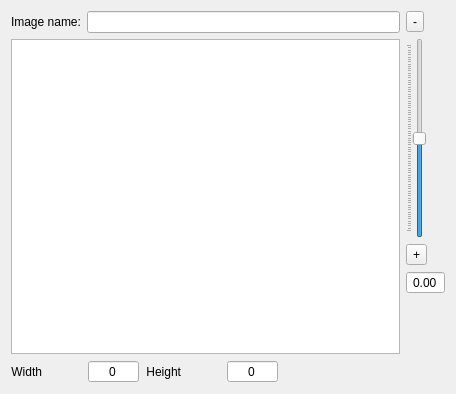
Qt form widgets/imagewidget.ui (gurmaaan/CancerAnalysis) before a commit.
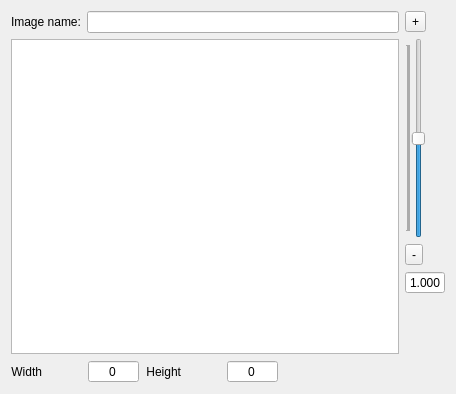
The same form after that commit. Icons and pictures are not drawn.

The edit to the form file:
```diff
--- a/widgets/imagewidget.ui
+++ b/widgets/imagewidget.ui
@@ -191,9 +191,15 @@
    <item>
     <layout class="QVBoxLayout" name="zoomVLayout">
      <item>
-      <widget class="QToolButton" name="zoomOutBtn">
+      <widget class="QToolButton" name="zoomInBtn">
+       <property name="sizePolicy">
+        <sizepolicy hsizetype="Fixed" vsizetype="Fixed">
+         <horstretch>0</horstretch>
+         <verstretch>0</verstretch>
+        </sizepolicy>
+       </property>
        <property name="text">
-        <string>-</string>
+        <string>+</string>
        </property>
        <property name="icon">
         <iconset resource="../sources.qrc">
@@ -219,10 +225,10 @@
         </size>
        </property>
        <property name="minimum">
-        <number>-400</number>
+        <number>0</number>
        </property>
        <property name="maximum">
-        <number>400</number>
+        <number>2000</number>
        </property>
        <property name="singleStep">
         <number>10</number>
@@ -230,6 +236,9 @@
        <property name="pageStep">
         <number>100</number>
        </property>
+       <property name="value">
+        <number>1000</number>
+       </property>
        <property name="tickPosition">
         <enum>QSlider::TicksAbove</enum>
        </property>
@@ -239,15 +248,9 @@
       </widget>
      </item>
      <item>
-      <widget class="QToolButton" name="zoomInBtn">
-       <property name="sizePolicy">
-        <sizepolicy hsizetype="Fixed" vsizetype="Fixed">
-         <horstretch>0</horstretch>
-         <verstretch>0</verstretch>
-        </sizepolicy>
-       </property>
+      <widget class="QToolButton" name="zoomOutBtn">
        <property name="text">
-        <string>+</string>
+        <string>-</string>
        </property>
        <property name="icon">
         <iconset resource="../sources.qrc">
@@ -281,6 +284,9 @@
        <property name="buttonSymbols">
         <enum>QAbstractSpinBox::NoButtons</enum>
        </property>
+       <property name="decimals">
+        <number>3</number>
+       </property>
        <property name="minimum">
         <double>-4.000000000000000</double>
        </property>
@@ -290,6 +296,9 @@
        <property name="singleStep">
         <double>0.050000000000000</double>
        </property>
+       <property name="value">
+        <double>1.000000000000000</double>
+       </property>
       </widget>
      </item>
      <item>
```
Left out of the diff: 6 changed lines with no effect on the pictures.
